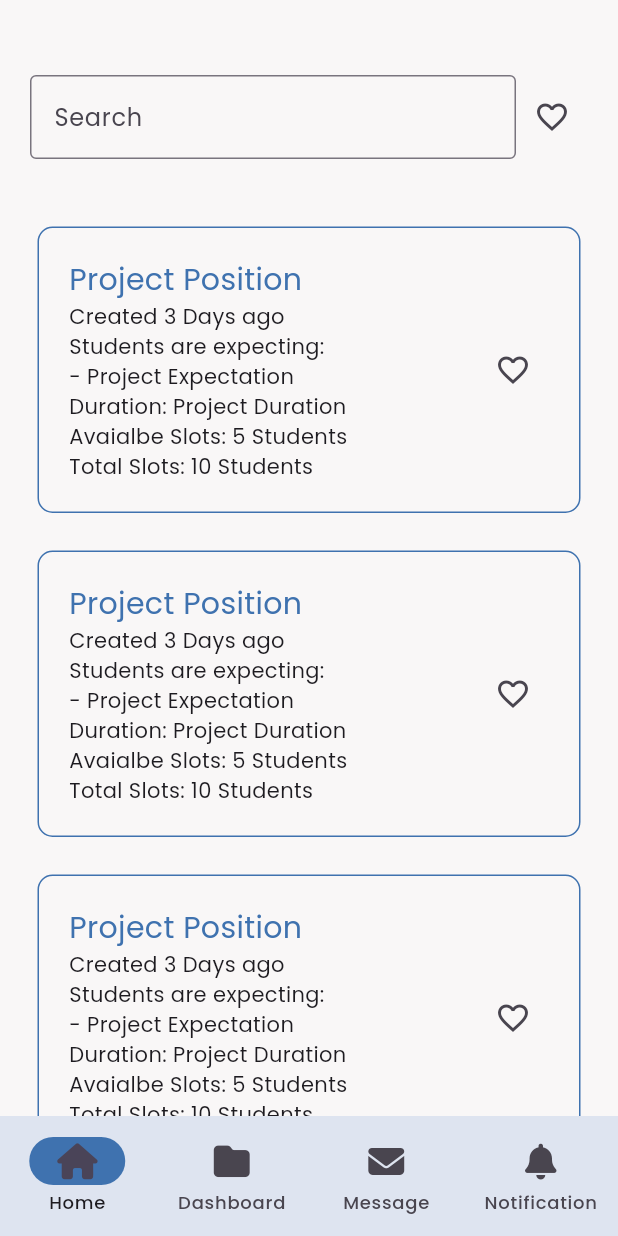
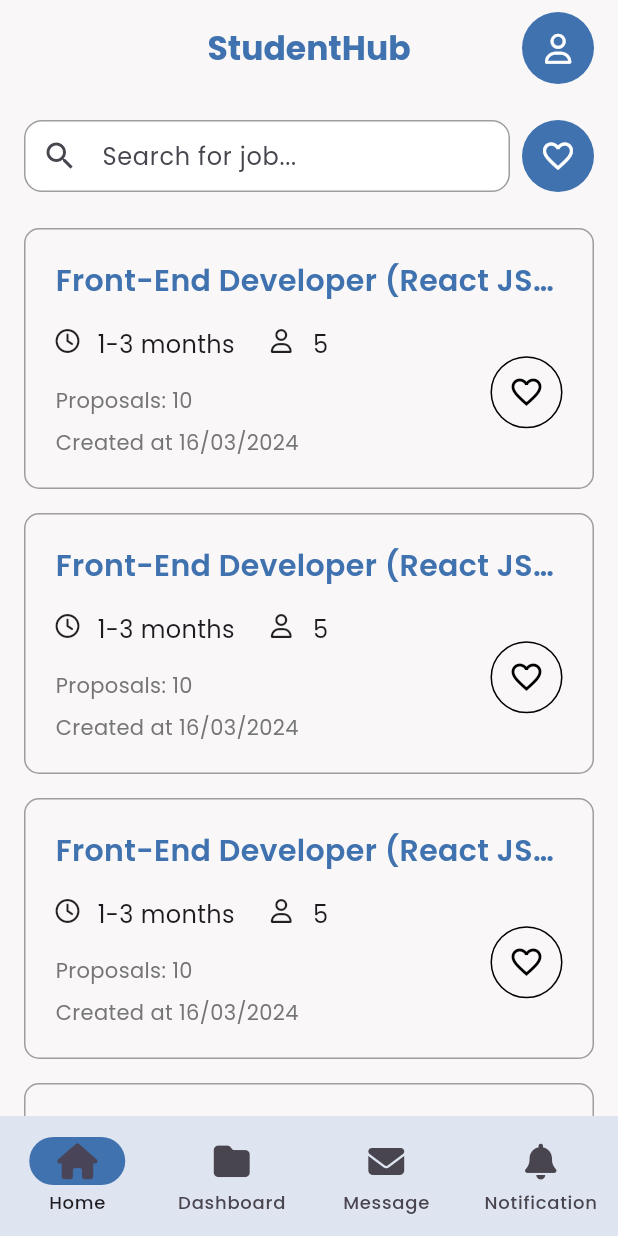
Before and after one commit to NguyenQuang179/amp_studenthub, a Flutter app: the screen it shows after launch, on a phone screen of 412 x 824 dp. Run offline on Flutter 3.47's test engine with Material 3 defaults, Android fonts, the phone set to English and light mode, and no system bars; our stand-ins replace flutter_custom_clippers, flutter_svg, font_awesome_flutter, go_router, google_fonts.

Commit message:
Update UI For Project List

```diff
--- a/lib/components/project_item.dart
+++ b/lib/components/project_item.dart
@@ -1,61 +1,110 @@
 import 'package:amp_studenthub/configs/constant.dart';
 import 'package:flutter/material.dart';
+import 'package:font_awesome_flutter/font_awesome_flutter.dart';
 
 class ProjectItem extends StatelessWidget {
-  final String projectDate;
-  final String projectPosition;
-  final String projectExpectation;
-  final String projectDuration;
-  final int projectStudentNeeded;
-  final int projectProposalNums;
+  final String jobTitle;
+  final String jobDuration;
+  final String jobCreatedDate;
+  final int jobStudentNeeded;
+  final int jobProposalNums;
 
   const ProjectItem(
       {super.key,
-      required this.projectDate,
-      required this.projectPosition,
-      required this.projectExpectation,
-      required this.projectDuration,
-      required this.projectStudentNeeded,
-      required this.projectProposalNums});
+      required this.jobTitle,
+      required this.jobDuration,
+      required this.jobCreatedDate,
+      required this.jobStudentNeeded,
+      required this.jobProposalNums});
 
   @override
   Widget build(BuildContext context) {
     return Padding(
-      padding: const EdgeInsets.only(left: 25.0, right: 25.0, top: 25.0),
+      padding: const EdgeInsets.symmetric(horizontal: 16, vertical: 8),
       child: Container(
         padding: const EdgeInsets.all(20),
         decoration: BoxDecoration(
           color: Constant.backgroundColor,
-          border: Border.all(color: Constant.primaryColor),
+          border: Border.all(color: Colors.grey[500]!),
           borderRadius: BorderRadius.all(Radius.circular(10)),
         ),
+        child: Column(
+          children: [
+            Container(
+              margin: EdgeInsets.only(bottom: 16),
               child: Row(
                 children: [
+                  Flexible(
+                    fit: FlexFit.loose,
+                    child: Text(jobTitle,
+                        overflow: TextOverflow.ellipsis,
+                        textAlign: TextAlign.left,
+                        style: const TextStyle(
+                            fontSize: 20,
+                            color: Constant.primaryColor,
+                            fontWeight: FontWeight.w600)),
+                  ),
+                ],
+              ),
+            ),
+            Row(
+              children: [
                 Expanded(
-              flex: 7,
                   child: Column(
                     crossAxisAlignment: CrossAxisAlignment.stretch,
                     children: [
-                  Text(projectPosition,
+                      Container(
+                        margin: EdgeInsets.only(bottom: 16),
+                        child: Row(
+                            crossAxisAlignment: CrossAxisAlignment.center,
+                            children: [
+                              Container(
+                                  width: 20,
+                                  height: 20,
+                                  margin: EdgeInsets.only(right: 8),
+                                  child:
+                                      FaIcon(FontAwesomeIcons.clock, size: 16)),
+                              Text(
+                                jobDuration,
+                                style: TextStyle(fontSize: 16),
+                              ),
+                              Container(
+                                  width: 20,
+                                  height: 20,
+                                  margin: EdgeInsets.only(left: 24, right: 8),
+                                  child:
+                                      FaIcon(FontAwesomeIcons.user, size: 16)),
+                              Text(
+                                '${jobStudentNeeded}',
+                                style: TextStyle(fontSize: 16),
+                              )
+                            ]),
+                      ),
+                      Container(
+                          margin: EdgeInsets.only(bottom: 8),
+                          child: Text(
+                            "Proposals: ${jobProposalNums}",
+                            style: TextStyle(color: Colors.grey[600]),
+                          )),
+                      Text("Created at $jobCreatedDate",
                           textAlign: TextAlign.left,
-                      style: const TextStyle(
-                          fontSize: 20, color: Constant.primaryColor)),
-                  Text(
-                    "Created $projectDate",
-                    textAlign: TextAlign.left,
-                  ),
-                  Text("Students are expecting:"),
-                  Text("- $projectExpectation"),
-                  Text("Duration: $projectDuration"),
-                  Text("Avaialbe Slots: $projectStudentNeeded Students"),
-                  Text("Total Slots: $projectProposalNums Students"),
+                          style: TextStyle(color: Colors.grey[600])),
                     ],
                   ),
                 ),
                 Column(children: [
                   IconButton(
-                  onPressed: () {}, icon: const Icon(Icons.favorite_border))
+                      splashColor: Constant.primaryColor,
+                      style: IconButton.styleFrom(
+                          padding: EdgeInsets.all(12),
+                          foregroundColor: Constant.textColor,
+                          side:
+                              BorderSide(width: 1, color: Constant.textColor)),
+                      onPressed: () {},
+                      icon: const Icon(Icons.favorite_border))
                 ])
+              ],
+            ),
           ],
         ),
       ),
--- a/lib/screens/Student_Projects/project_list.dart
+++ b/lib/screens/Student_Projects/project_list.dart
@@ -1,5 +1,6 @@
 import 'package:amp_studenthub/components/project_item.dart';
 import 'package:amp_studenthub/configs/constant.dart';
+import 'package:amp_studenthub/widgets/auth_app_bar.dart';
 import 'package:flutter/material.dart';
 
 class ProjectList extends StatelessWidget {
@@ -9,45 +10,64 @@ class ProjectList extends StatelessWidget {
   Widget build(BuildContext context) {
     return Scaffold(
       backgroundColor: Constant.backgroundColor,
+      appBar: AuthAppBar(),
       body: SafeArea(
         child: Center(
             child: Column(
           children: [
-            const SizedBox(
-              height: 50,
-            ),
-            Padding(
-              padding: const EdgeInsets.symmetric(horizontal: 20.0),
+            Container(
+              margin: EdgeInsets.all(16),
               child: Row(
                 children: [
                   Expanded(
                     child: TextField(
-                      onChanged: (value) {},
-                      decoration: const InputDecoration(
-                        labelText: 'Search',
-                        border: OutlineInputBorder(),
-                      ),
-                    ),
+                        onChanged: (value) {},
+                        textAlignVertical: TextAlignVertical.center,
+                        decoration: InputDecoration(
+                            contentPadding: const EdgeInsets.only(
+                                top: 8, left: 16, right: 16),
+                            filled: true,
+                            fillColor: Constant.onPrimaryColor,
+                            prefixIcon: Icon(Icons.search),
+                            prefixStyle: TextStyle(),
+                            hintText: "Search for job...",
+                            labelStyle: TextStyle(color: Colors.grey[600]),
+                            border: OutlineInputBorder(
+                                borderRadius: BorderRadius.circular(12),
+                                borderSide: BorderSide(
+                                    color: Colors.grey[500]!, width: 1)),
+                            focusedBorder: OutlineInputBorder(
+                                borderRadius: BorderRadius.circular(12),
+                                borderSide: BorderSide(
+                                    color: Colors.grey[500]!, width: 1)),
+                            enabledBorder: OutlineInputBorder(
+                                borderRadius: BorderRadius.circular(12),
+                                borderSide: BorderSide(
+                                    color: Colors.grey[500]!, width: 1)))),
                   ),
-                  IconButton(
-                      onPressed: () {}, icon: const Icon(Icons.favorite_border))
+                  Container(
+                    margin: EdgeInsets.only(left: 8),
+                    child: IconButton(
+                        style: IconButton.styleFrom(
+                            padding: EdgeInsets.all(12),
+                            backgroundColor: Constant.primaryColor,
+                            foregroundColor: Constant.onPrimaryColor),
+                        onPressed: () {},
+                        icon: const Icon(Icons.favorite_border)),
+                  )
                 ],
               ),
-            ),
-            const SizedBox(
-              height: 20,
             ),
             Expanded(
                 child: ListView.builder(
               itemCount: 5,
               itemBuilder: (BuildContext context, int index) {
                 return const ProjectItem(
-                  projectDate: '3 Days ago',
-                  projectPosition: 'Project Position',
-                  projectExpectation: 'Project Expectation',
-                  projectDuration: 'Project Duration',
-                  projectStudentNeeded: 5,
-                  projectProposalNums: 10,
+                  jobTitle: 'Front-End Developer (React JS)sssssss',
+                  jobCreatedDate: '16/03/2024',
+                  jobDuration: '1-3 months',
+                  jobStudentNeeded: 5,
+                  jobProposalNums: 10,
                 );
               },
             )),
--- a/lib/screens/navigation_menu.dart
+++ b/lib/screens/navigation_menu.dart
@@ -1,6 +1,6 @@
 import 'package:amp_studenthub/configs/constant.dart';
-import 'package:amp_studenthub/screens/Student_Projects/project_detail.dart';
 import 'package:amp_studenthub/screens/Student_Projects/project_list.dart';
+import 'package:amp_studenthub/screens/company_dashboard_screen.dart';
 import 'package:flutter/material.dart';
 import 'package:font_awesome_flutter/font_awesome_flutter.dart';
 
@@ -16,14 +16,7 @@ class _NavigationMenuState extends State<NavigationMenu> {
 
   final screens = [
     const ProjectList(),
-    const ProjectDetail(
-      projectDate: "3 Days Ago",
-      projectPosition: "Project Position",
-      projectExpectation: "Project Expectation",
-      projectDuration: "Project Duration",
-      projectStudentNeeded: 5,
-      projectProposalNums: 10,
-    ),
+    const CompanyDashboardScreen(),
     Container(color: Colors.pink),
     Container(color: Colors.yellow)
   ];
--- /dev/null
+++ b/lib/widgets/auth_app_bar.dart
@@ -0,0 +1,34 @@
+import 'package:amp_studenthub/configs/constant.dart';
+import 'package:flutter/material.dart';
+import 'package:font_awesome_flutter/font_awesome_flutter.dart';
+
+class AuthAppBar extends AppBar {
+  AuthAppBar()
+      : super(
+          backgroundColor: Constant.backgroundColor,
+          toolbarHeight: 64,
+          title: const Text(
+            'StudentHub',
+            style: TextStyle(
+                color: Constant.primaryColor, fontWeight: FontWeight.bold),
+          ),
+          actions: [
+            Padding(
+              padding: const EdgeInsets.symmetric(vertical: 8, horizontal: 16),
+              child: CircleAvatar(
+                radius: 24,
+                backgroundColor: Constant.primaryColor,
+                child: IconButton(
+                  icon: const FaIcon(
+                    FontAwesomeIcons.user,
+                    size: 20,
+                    color: Constant.onPrimaryColor,
+                  ),
+                  onPressed: () {},
+                ),
+              ),
+            ),
+          ],
+          centerTitle: true,
+        );
+}
```
Lines whose indentation alone changed are shown as unchanged.
